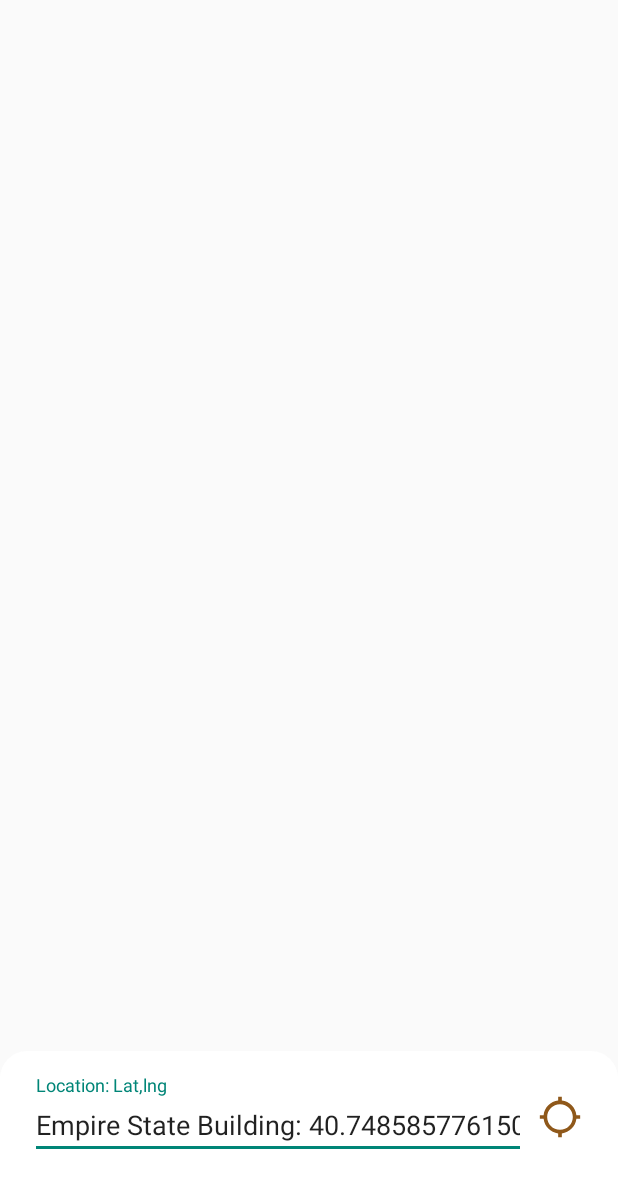
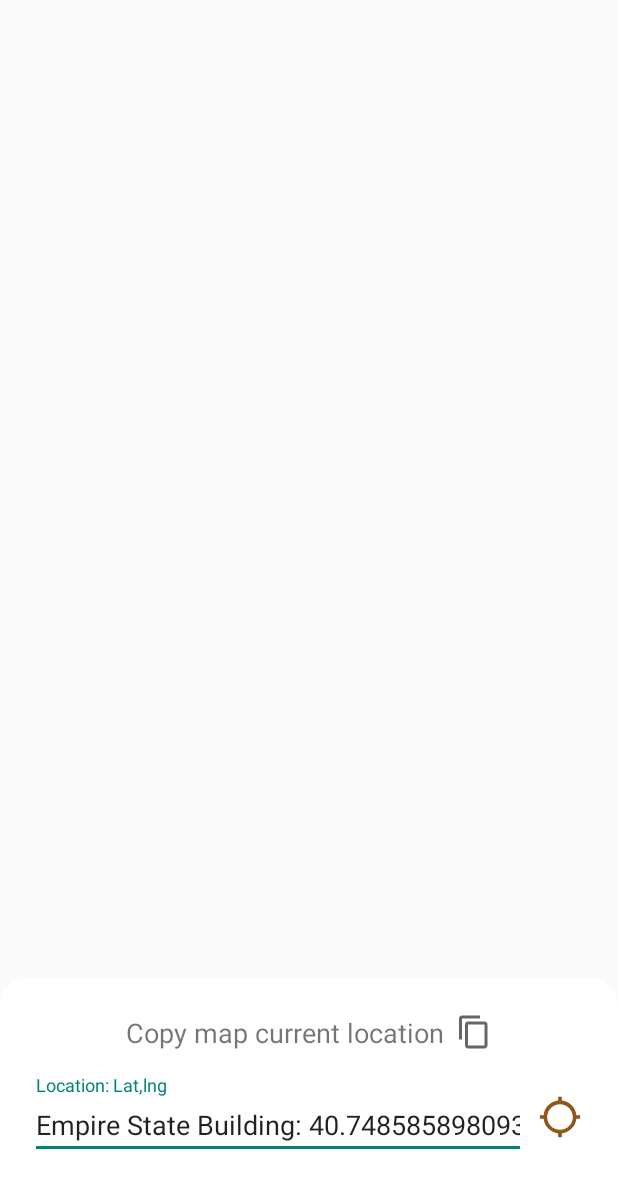
Before and after one commit to eliasmeireles/android-geolocation-example, an Android app: the screen it shows after launch (HomeActivity), on a phone screen of 412 x 824 dp, the part 53-1236 px from its top. Run offline under Robolectric (Android 15) with nearby library versions, the phone set to English and light mode, and no system bars; our stand-ins replace Dagger/Hilt's generated code.

Commit message:
Copiando o target atual do map para o clibboard

```diff
--- a/app/src/main/java/com/challenge/us/geolocation/app/components/GoogleMapComponent.java
+++ b/app/src/main/java/com/challenge/us/geolocation/app/components/GoogleMapComponent.java
@@ -36,11 +36,6 @@ public class GoogleMapComponent extends ConstraintLayout implements OnMapReadyCa
     private MapListener listener;
 
     public interface MapListener {
-
-        /**
-         * Recebe a localização atual do dispositivo.
-         */
-        void deviceLocation(LatLng latLng);
 
         /**
          * Chamado quando o {@link GoogleMap} estiver pronto para ser utilizado
@@ -88,10 +83,6 @@ public class GoogleMapComponent extends ConstraintLayout implements OnMapReadyCa
      */
     private void setDefaultMapListener() {
         this.listener = new MapListener() {
-            @Override
-            public void deviceLocation(LatLng latLng) {
-                Log.i(TAG, latLng.toString());
-            }
 
             @Override
             public void mapIsReady() {
--- a/app/src/main/java/com/challenge/us/geolocation/app/components/MapOptionsComponent.java
+++ b/app/src/main/java/com/challenge/us/geolocation/app/components/MapOptionsComponent.java
@@ -18,6 +18,8 @@ public class MapOptionsComponent extends ConstraintLayout {
 
     public interface MapOptionDelegate {
         void searByGeolocation(String value);
+
+        void clipCurrentGeolocation();
     }
 
     public MapOptionsComponent(@NonNull Context context) {
@@ -39,6 +41,7 @@ public class MapOptionsComponent extends ConstraintLayout {
         inflate(context, R.layout.component_map_options, this);
         optionsBinding = ComponentMapOptionsBinding.bind(this);
         optionsBinding.inputActionButton.setOnClickListener(v -> delegate.searByGeolocation(optionsBinding.textInputGeolocation.getText().toString()));
+        optionsBinding.textViewCopyMapTarget.setOnClickListener(v -> delegate.clipCurrentGeolocation());
         testing();
     }
 
@@ -47,7 +50,7 @@ public class MapOptionsComponent extends ConstraintLayout {
      */
     @Deprecated
     public void testing() {
-        optionsBinding.textInputGeolocation.setText("Empire State Building: 40.74858577615085, -73.98565618486673");
+        optionsBinding.textInputGeolocation.setText("Empire State Building: 40.748585898093516,-73.98565616458654");
     }
 
     public void setDelegate(MapOptionDelegate delegate) {
--- a/app/src/main/java/com/challenge/us/geolocation/app/modules/home/HomePresenterImpl.java
+++ b/app/src/main/java/com/challenge/us/geolocation/app/modules/home/HomePresenterImpl.java
@@ -1,7 +1,11 @@
 package com.challenge.us.geolocation.app.modules.home;
 
 import android.annotation.SuppressLint;
+import android.content.ClipData;
+import android.content.ClipboardManager;
+import android.content.Context;
 import android.content.pm.PackageManager;
+import android.widget.Toast;
 
 import androidx.annotation.NonNull;
 import androidx.appcompat.app.AppCompatActivity;
@@ -64,8 +68,14 @@ public class HomePresenterImpl implements HomePresenter {
     }
 
     @Override
-    public void deviceLocation(LatLng latLng) {
-        System.out.println(latLng.toString());
+    public void clipCurrentGeolocation() {
+        ClipboardManager clipboard = (ClipboardManager) getActivity().getSystemService(Context.CLIPBOARD_SERVICE);
+        LatLng currentLatLan = homeView.homeBinding().googleMapComponent.getCurrentLatLan();
+        String clipValue = currentLatLan.latitude + ", " + currentLatLan.longitude;
+        ClipData clip = ClipData.newPlainText("Map target", clipValue);
+        clipboard.setPrimaryClip(clip);
+
+        Toast.makeText(getActivity(), "Copied to clipboard", Toast.LENGTH_SHORT).show();
     }
 
     @Override
--- /dev/null
+++ b/app/src/main/res/drawable/ic_baseline_content_copy_24.xml
@@ -0,0 +1,10 @@
+<vector xmlns:android="http://schemas.android.com/apk/res/android"
+    android:width="24dp"
+    android:height="24dp"
+    android:viewportWidth="24"
+    android:viewportHeight="24"
+    android:tint="?attr/colorControlNormal">
+  <path
+      android:fillColor="@android:color/white"
+      android:pathData="M16,1L4,1c-1.1,0 -2,0.9 -2,2v14h2L4,3h12L16,1zM19,5L8,5c-1.1,0 -2,0.9 -2,2v14c0,1.1 0.9,2 2,2h11c1.1,0 2,-0.9 2,-2L21,7c0,-1.1 -0.9,-2 -2,-2zM19,21L8,21L8,7h11v14z"/>
+</vector>
--- a/app/src/main/res/layout/component_map_options.xml
+++ b/app/src/main/res/layout/component_map_options.xml
@@ -1,27 +1,43 @@
 <?xml version="1.0" encoding="utf-8"?>
 <androidx.constraintlayout.widget.ConstraintLayout xmlns:android="http://schemas.android.com/apk/res/android"
-
     xmlns:app="http://schemas.android.com/apk/res-auto"
     xmlns:tools="http://schemas.android.com/tools"
     android:layout_width="match_parent"
     android:layout_height="wrap_content"
     android:background="@drawable/custom_corner_background">
 
+    <TextView
+        android:id="@+id/text_view_copy_map_target"
+        android:layout_width="wrap_content"
+        android:layout_height="wrap_content"
+        android:background="?attr/actionBarItemBackground"
+        android:clickable="true"
+        android:drawablePadding="@dimen/custom_view_padding"
+        android:focusable="true"
+        android:padding="@dimen/custom_view_padding"
+        android:text="@string/copy_map_current_location"
+        android:textSize="@dimen/text_size_great"
+        app:drawableEndCompat="@drawable/ic_baseline_content_copy_24"
+        app:layout_constraintEnd_toEndOf="parent"
+        app:layout_constraintStart_toStartOf="parent"
+        app:layout_constraintTop_toTopOf="parent" />
+
     <com.google.android.material.textfield.TextInputLayout
         android:id="@+id/text_input_layout_lng"
         android:layout_width="0dp"
         android:layout_height="wrap_content"
         android:layout_marginStart="@dimen/space_text"
+        android:layout_marginTop="@dimen/custom_view_padding"
         app:layout_constraintEnd_toStartOf="@+id/input_action_button"
         app:layout_constraintStart_toStartOf="parent"
-        app:layout_constraintTop_toTopOf="parent">
+        app:layout_constraintTop_toBottomOf="@+id/text_view_copy_map_target">
 
         <com.google.android.material.textfield.MaterialAutoCompleteTextView
             android:id="@+id/text_input_geolocation"
             android:layout_width="match_parent"
             android:layout_height="match_parent"
-            android:inputType="textCapSentences"
-            android:hint="@string/input_geolocation_hint" />
+            android:hint="@string/input_geolocation_hint"
+            android:inputType="textCapSentences" />
     </com.google.android.material.textfield.TextInputLayout>
 
     <ImageView
--- a/app/src/main/res/values/strings.xml
+++ b/app/src/main/res/values/strings.xml
@@ -8,4 +8,5 @@
     <string name="button_to_search">Button to search a location with the inputed data.</string>
     <string name="input_geolocation_invalid_data">The inputted data is not valid. Take this as example  \"Belo Horizonte: -19.9316445, 43.9241857\", in order of latitude and longitude.</string>
     <string name="input_geolocation_hint">Location: Lat,lng</string>
+    <string name="copy_map_current_location">Copy map current location</string>
 </resources>
```
Also changed, not shown: 1 other file.
